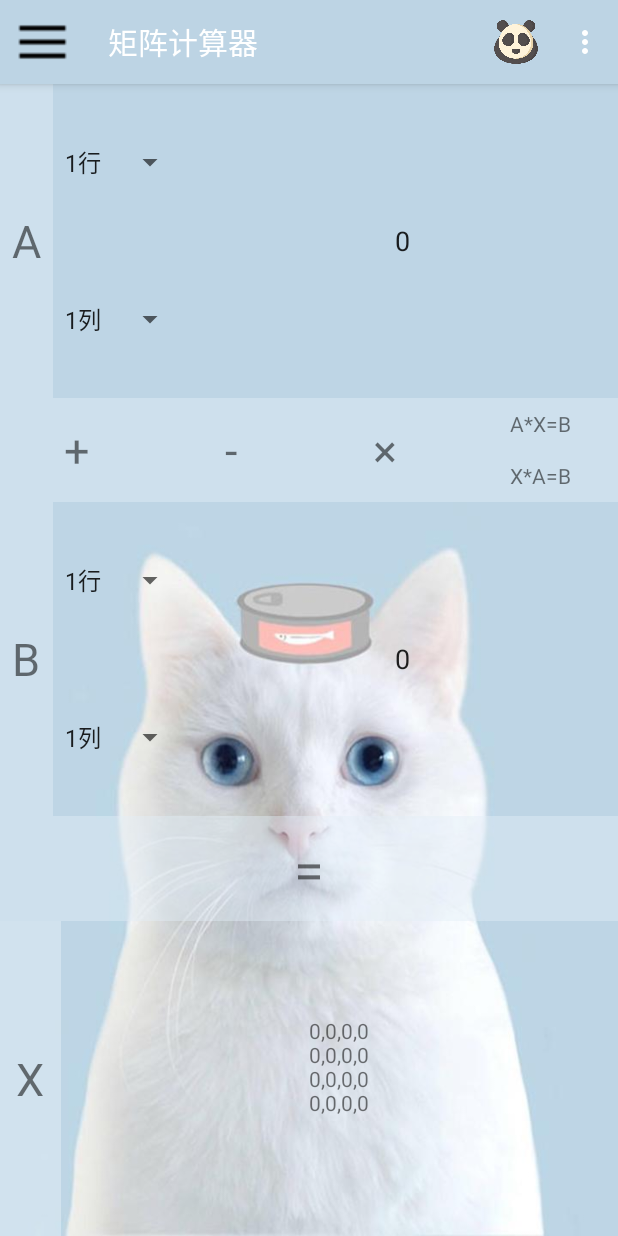
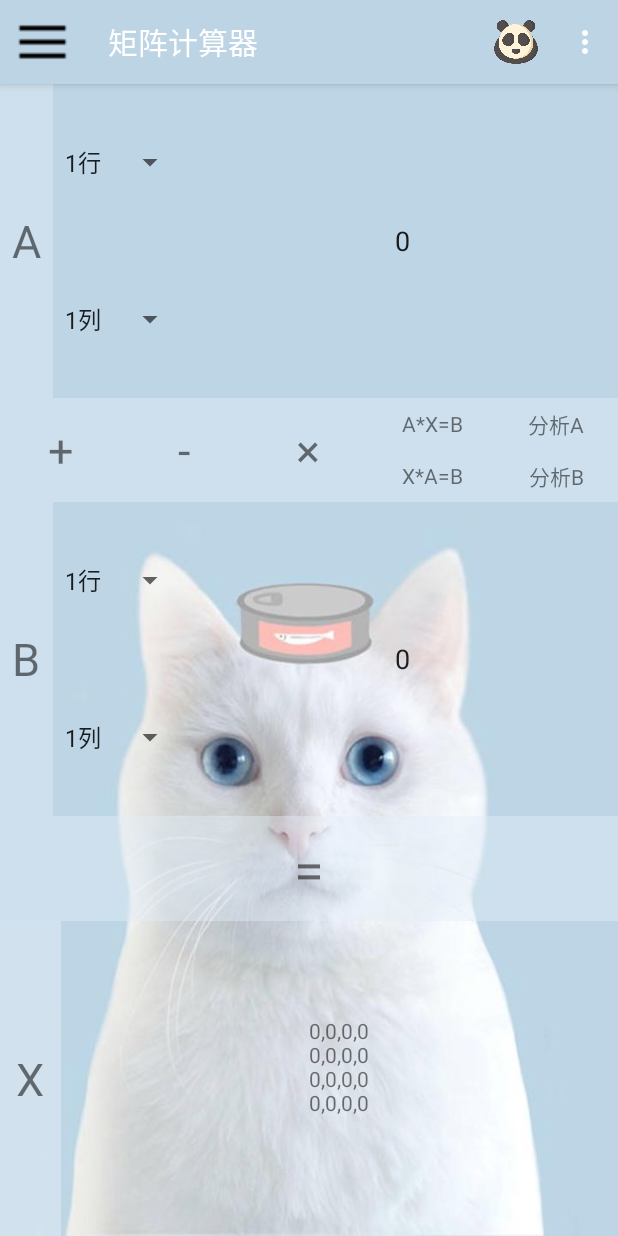
Before and after one commit to luolaihua/MyCalculator, an Android app: the screen it shows after launch (MainActivity), on a phone screen of 412 x 824 dp. Run offline under Robolectric (Android 15) with nearby library versions, the light colour scheme and no system bars.

Commit message:
打算给A B添加分析功能

```diff
--- a/app/src/main/res/layout/activity_main.xml
+++ b/app/src/main/res/layout/activity_main.xml
@@ -434,6 +434,29 @@
                         android:gravity="center"
                         android:text="X*A=B" />
                 </LinearLayout>
+                <LinearLayout
+                    android:orientation="vertical"
+                    android:layout_width="0dp"
+                    android:layout_weight="1"
+                    android:layout_height="match_parent">
+
+                    <TextView
+                        android:id="@+id/main_analysisA"
+                        android:background="#6FE2EDF5"
+                        android:text="分析A"
+                        android:gravity="center"
+                        android:layout_width="match_parent"
+                        android:layout_height="0dp"
+                        android:layout_weight="1"/>
+                    <TextView
+                        android:id="@+id/main_analysisB"
+                        android:background="#6FE2EDF5"
+                        android:text="分析B"
+                        android:gravity="center"
+                        android:layout_width="match_parent"
+                        android:layout_height="0dp"
+                        android:layout_weight="1"/>
+                </LinearLayout>
 
             </LinearLayout>
 
```
